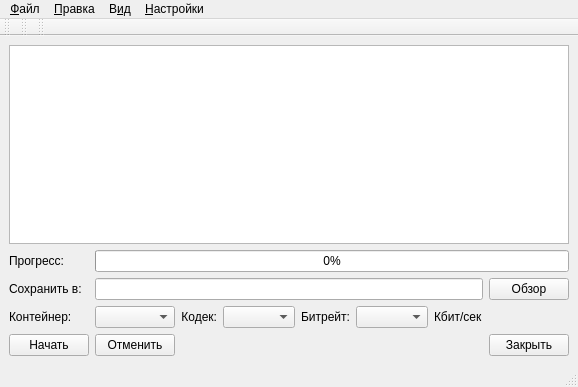
Old version of the form ui/transcoder.ui in the repository ipse666/cueplayer.
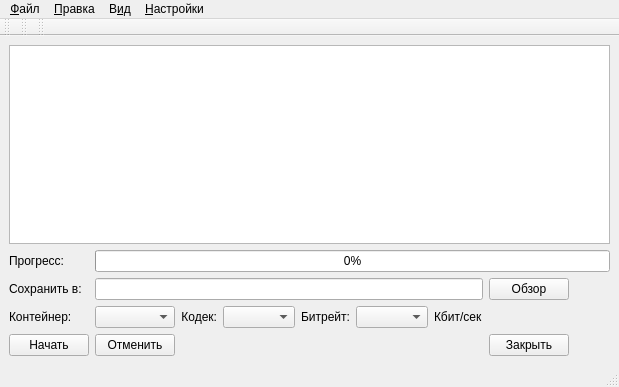
New version of the form. Icons and pictures are not drawn.

Patch:
```diff
--- a/ui/transcoder.ui
+++ b/ui/transcoder.ui
@@ -6,7 +6,7 @@
    <rect>
     <x>0</x>
     <y>0</y>
-    <width>574</width>
+    <width>619</width>
     <height>387</height>
    </rect>
   </property>
@@ -227,7 +227,7 @@
     <rect>
      <x>0</x>
      <y>0</y>
-     <width>574</width>
+     <width>619</width>
      <height>24</height>
     </rect>
    </property>
```
Left out of the diff: 10 changed lines with no effect on the pictures.
